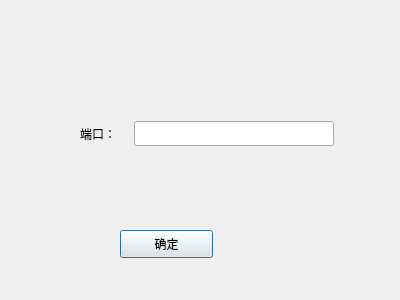
First picture: the form in portdialog.ui, repository WcksOwnCode/SensorManager_Updated, before the edit.
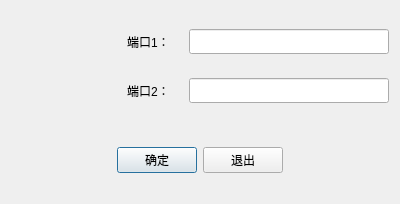
Second picture: the form after the edit.

```diff
--- a/portdialog.ui
+++ b/portdialog.ui
@@ -7,26 +7,42 @@
     <x>0</x>
     <y>0</y>
     <width>400</width>
-    <height>300</height>
+    <height>204</height>
    </rect>
   </property>
   <property name="windowTitle">
    <string>Dialog</string>
   </property>
-  <widget class="QWidget" name="layoutWidget">
-   <property name="geometry">
-    <rect>
-     <x>80</x>
-     <y>120</y>
-     <width>254</width>
-     <height>27</height>
-    </rect>
-   </property>
+  <layout class="QGridLayout" name="gridLayout">
+   <item row="0" column="0" colspan="3">
+    <layout class="QHBoxLayout" name="horizontalLayout_4">
+     <item>
+      <widget class="QLabel" name="logo_label">
+       <property name="minimumSize">
+        <size>
+         <width>110</width>
+         <height>110</height>
+        </size>
+       </property>
+       <property name="maximumSize">
+        <size>
+         <width>110</width>
+         <height>110</height>
+        </size>
+       </property>
+       <property name="text">
+        <string/>
+       </property>
+      </widget>
+     </item>
+     <item>
+      <layout class="QVBoxLayout" name="verticalLayout">
+       <item>
    <layout class="QHBoxLayout" name="horizontalLayout">
     <item>
      <widget class="QLabel" name="label">
       <property name="text">
-       <string>端口：</string>
+            <string>端口1：</string>
       </property>
      </widget>
     </item>
@@ -47,20 +63,109 @@
      </widget>
     </item>
    </layout>
-  </widget>
+       </item>
+       <item>
+        <layout class="QHBoxLayout" name="horizontalLayout_2">
+         <item>
+          <widget class="QLabel" name="label_2">
+           <property name="text">
+            <string>端口2：</string>
+           </property>
+          </widget>
+         </item>
+         <item>
+          <widget class="QLineEdit" name="Port_lineEdit_2">
+           <property name="minimumSize">
+            <size>
+             <width>200</width>
+             <height>25</height>
+            </size>
+           </property>
+           <property name="maximumSize">
+            <size>
+             <width>200</width>
+             <height>25</height>
+            </size>
+           </property>
+          </widget>
+         </item>
+        </layout>
+       </item>
+      </layout>
+     </item>
+    </layout>
+   </item>
+   <item row="1" column="0">
+    <spacer name="verticalSpacer_3">
+     <property name="orientation">
+      <enum>Qt::Vertical</enum>
+     </property>
+     <property name="sizeHint" stdset="0">
+      <size>
+       <width>20</width>
+       <height>65</height>
+      </size>
+     </property>
+    </spacer>
+   </item>
+   <item row="1" column="1">
+    <layout class="QHBoxLayout" name="horizontalLayout_3">
+     <item>
+      <spacer name="horizontalSpacer">
+       <property name="orientation">
+        <enum>Qt::Horizontal</enum>
+       </property>
+       <property name="sizeHint" stdset="0">
+        <size>
+         <width>40</width>
+         <height>20</height>
+        </size>
+       </property>
+      </spacer>
+     </item>
+     <item>
   <widget class="QPushButton" name="Accept_pushButton">
-   <property name="geometry">
-    <rect>
-     <x>120</x>
-     <y>230</y>
-     <width>93</width>
-     <height>28</height>
-    </rect>
-   </property>
    <property name="text">
     <string>确定</string>
    </property>
   </widget>
+     </item>
+     <item>
+      <widget class="QPushButton" name="Exit_pushButton">
+       <property name="text">
+        <string>退出</string>
+       </property>
+      </widget>
+     </item>
+     <item>
+      <spacer name="horizontalSpacer_2">
+       <property name="orientation">
+        <enum>Qt::Horizontal</enum>
+       </property>
+       <property name="sizeHint" stdset="0">
+        <size>
+         <width>40</width>
+         <height>20</height>
+        </size>
+       </property>
+      </spacer>
+     </item>
+    </layout>
+   </item>
+   <item row="1" column="2">
+    <spacer name="verticalSpacer_2">
+     <property name="orientation">
+      <enum>Qt::Vertical</enum>
+     </property>
+     <property name="sizeHint" stdset="0">
+      <size>
+       <width>20</width>
+       <height>65</height>
+      </size>
+     </property>
+    </spacer>
+   </item>
+  </layout>
  </widget>
  <resources/>
  <connections/>
```
Lines whose indentation alone changed are shown as unchanged.
